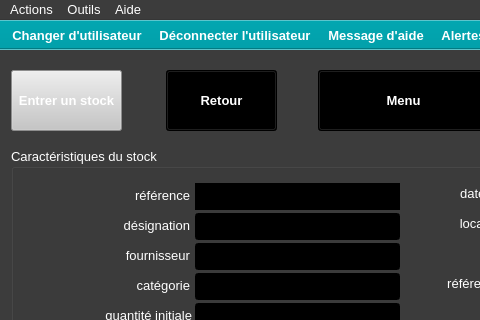
This is ui/yeroth-erp-achats-detail-window.ui in xnoumbissinoundou/yeroth-erp-3.0 as Qt 5 draws it before an edit; both pictures show x 0 to 480 and y 0 to 320 of the 800 by 600 pixel window. The edited form follows.
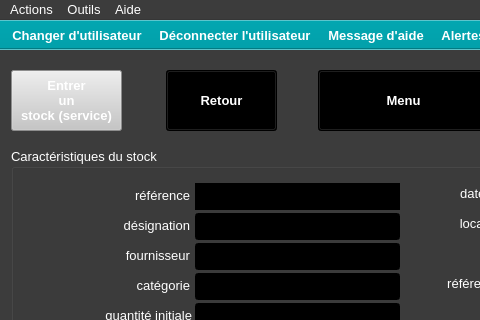
This is the edited form. Icons and pictures are not drawn. Custom widgets are drawn as their Qt base class.

Diff of the .ui file:
```diff
--- a/ui/yeroth-erp-achats-detail-window.ui
+++ b/ui/yeroth-erp-achats-detail-window.ui
@@ -869,7 +869,9 @@
      </font>
     </property>
     <property name="text">
-     <string>Entrer un stock</string>
+     <string>Entrer 
+un 
+stock (service)</string>
     </property>
    </widget>
    <widget class="YerothPushButton" name="pushButton_retour">
```
